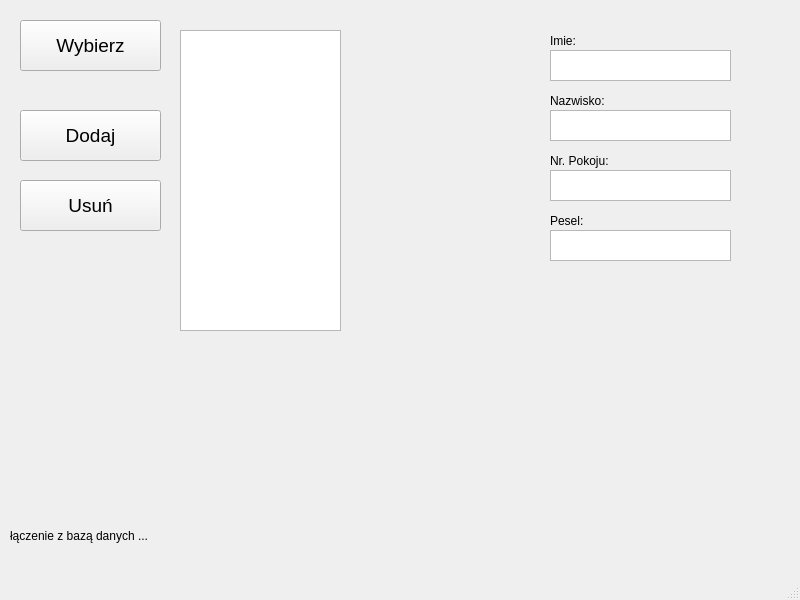
Qt form C-Project/mainwindow.ui (W1EW1UR/Projekt-Cpp) before a commit.
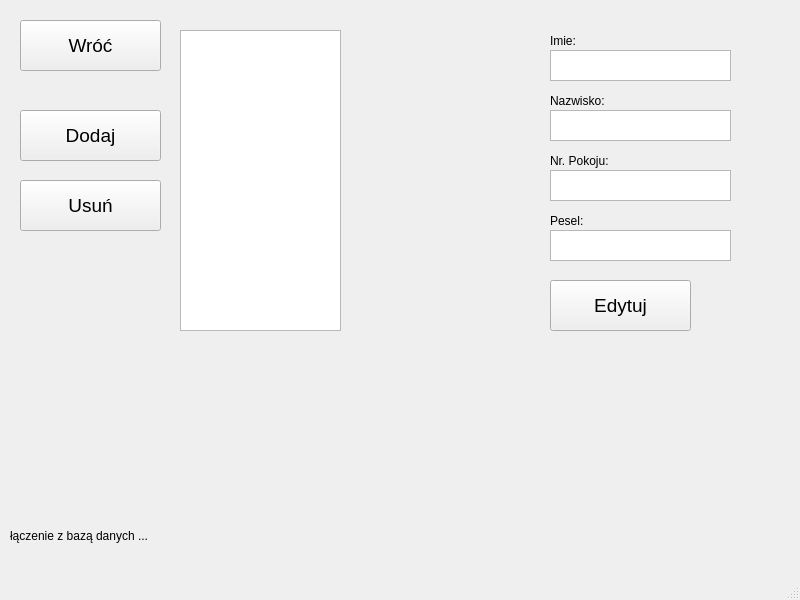
The same form after that commit.

```diff
--- a/C-Project/mainwindow.ui
+++ b/C-Project/mainwindow.ui
@@ -14,27 +14,6 @@
    <string>MainWindow</string>
   </property>
   <widget class="QWidget" name="centralwidget">
-   <widget class="QPushButton" name="pushButton">
-    <property name="enabled">
-     <bool>true</bool>
-    </property>
-    <property name="geometry">
-     <rect>
-      <x>20</x>
-      <y>20</y>
-      <width>141</width>
-      <height>51</height>
-     </rect>
-    </property>
-    <property name="font">
-     <font>
-      <pointsize>14</pointsize>
-     </font>
-    </property>
-    <property name="text">
-     <string>Wybierz</string>
-    </property>
-   </widget>
    <widget class="QPushButton" name="pushButton_3">
     <property name="enabled">
      <bool>true</bool>
@@ -257,7 +236,49 @@
      <bool>false</bool>
     </property>
     <property name="readOnly">
+     <bool>false</bool>
+    </property>
+   </widget>
+   <widget class="QPushButton" name="back">
+    <property name="enabled">
      <bool>true</bool>
+    </property>
+    <property name="geometry">
+     <rect>
+      <x>20</x>
+      <y>20</y>
+      <width>141</width>
+      <height>51</height>
+     </rect>
+    </property>
+    <property name="font">
+     <font>
+      <pointsize>14</pointsize>
+     </font>
+    </property>
+    <property name="text">
+     <string>Wróć</string>
+    </property>
+   </widget>
+   <widget class="QPushButton" name="edit">
+    <property name="enabled">
+     <bool>true</bool>
+    </property>
+    <property name="geometry">
+     <rect>
+      <x>550</x>
+      <y>280</y>
+      <width>141</width>
+      <height>51</height>
+     </rect>
+    </property>
+    <property name="font">
+     <font>
+      <pointsize>14</pointsize>
+     </font>
+    </property>
+    <property name="text">
+     <string>Edytuj</string>
     </property>
    </widget>
   </widget>
```
Left out of the diff: 6 changed lines with no effect on the pictures.
